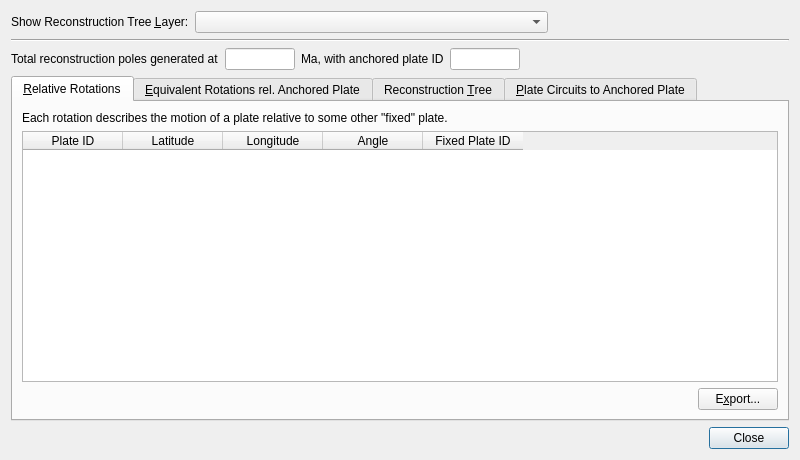
GPlates/GPlates, file src/qt-widgets/TotalReconstructionPolesDialogUi.ui: the form before one commit.
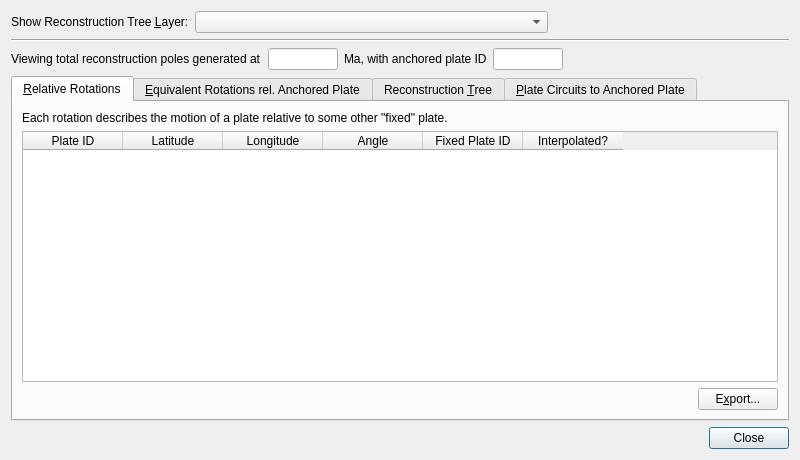
The form after the commit. The open tabs and pages were chosen to show the change. Icons and pictures are not drawn.

```diff
--- a/src/qt-widgets/TotalReconstructionPolesDialogUi.ui
+++ b/src/qt-widgets/TotalReconstructionPolesDialogUi.ui
@@ -29,7 +29,7 @@
      <item>
       <widget class="QLabel" name="label_time">
        <property name="text">
-        <string>Total reconstruction poles generated at</string>
+        <string>Viewing total reconstruction poles generated at</string>
        </property>
       </widget>
      </item>
@@ -160,6 +160,11 @@
            <string>Fixed Plate ID</string>
           </property>
          </column>
+         <column>
+          <property name="text">
+           <string>Interpolated?</string>
+          </property>
+         </column>
         </widget>
        </item>
        <item row="0" column="0">
```
